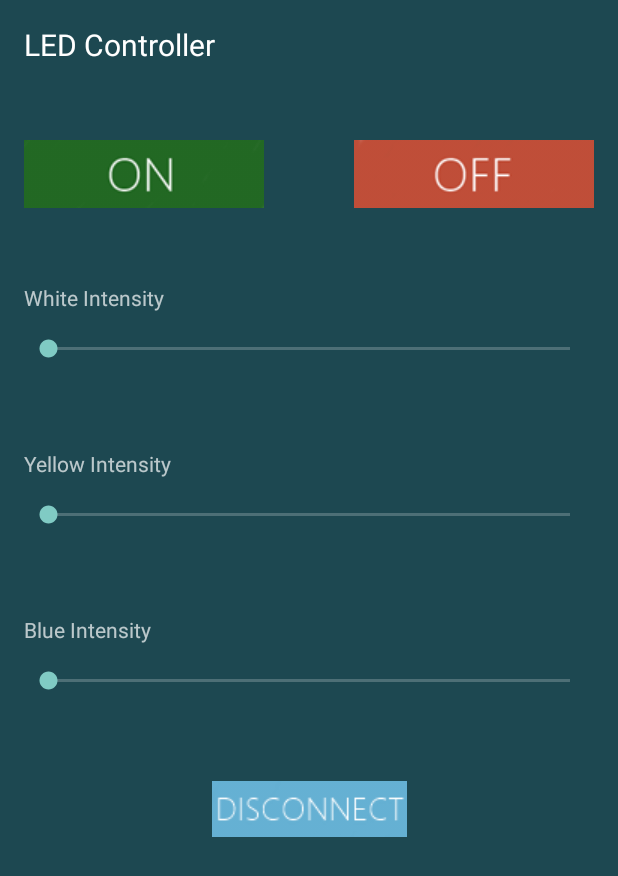
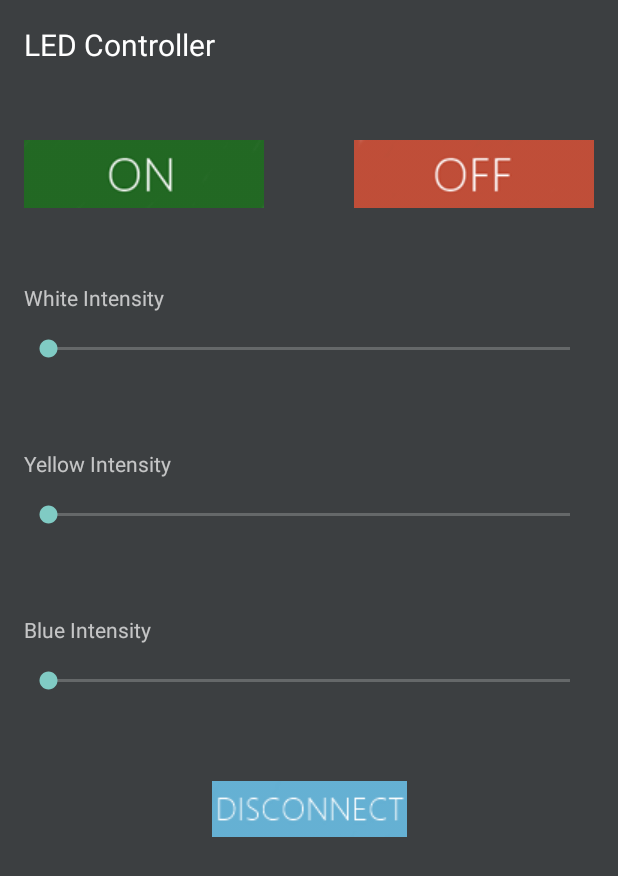
Before and after one commit to thoriqsalafi/PhoneScopeV2, an Android app: the ledButton screen opened directly, with no data from a screen before it, on a phone screen of 412 x 824 dp. Shown: the top 876 px of the screen. Run offline under Robolectric (Android 15) with nearby library versions, the phone set to English and light mode, and no system bars; 3 statements that could not run were skipped.

Commit message:
changing the button effect and capture camera

```diff
--- a/app/src/main/java/com/led_on_off/led/capturecamera.java
+++ b/app/src/main/java/com/led_on_off/led/capturecamera.java
@@ -109,6 +109,8 @@ public class capturecamera extends Activity {
     protected void onActivityResult(int requestCode, int resultCode, Intent data) {
         //Bitmap photoCapturedBitmap = BitmapFactory.decodeFile(mImageFileLocation);
         //imageview4.setImageBitmap(photoCapturedBitmap);
-        rotateImage(setReducedImageSize());
+        if(requestCode == CAM_REQUEST && resultCode == RESULT_OK) {
+            rotateImage(setReducedImageSize());
+        }
     }
 }
--- a/app/src/main/res/layout/activity_flow_count.xml
+++ b/app/src/main/res/layout/activity_flow_count.xml
@@ -8,6 +8,7 @@
     android:paddingLeft="@dimen/activity_horizontal_margin"
     android:paddingRight="@dimen/activity_horizontal_margin"
     android:paddingTop="@dimen/activity_vertical_margin"
+    android:background="#3c3f41"
     tools:context="com.led_on_off.led.flowCountActivity">
 
 
--- a/app/src/main/res/layout/activity_led_button.xml
+++ b/app/src/main/res/layout/activity_led_button.xml
@@ -5,7 +5,7 @@
     android:paddingTop="@dimen/activity_vertical_margin"
     android:paddingBottom="@dimen/activity_vertical_margin"
     tools:context="com.led_on_off.led.ledControl"
-    android:background="#1d4851">
+    android:background="#3c3f41">
 
     <LinearLayout
         android:orientation="vertical"
--- a/app/src/main/res/layout/activity_led_control.xml
+++ b/app/src/main/res/layout/activity_led_control.xml
@@ -6,7 +6,7 @@
     android:paddingTop="@dimen/activity_vertical_margin"
     android:paddingBottom="@dimen/activity_vertical_margin"
     tools:context="com.led_on_off.led.ledControl"
-    android:background="#1d4851">
+    android:background="#3c3f41">
 
 
     <TextView
```
Also changed, not shown: app/src/main/java/com/led_on_off/led/ledButton.java (+7 -1 lines).
